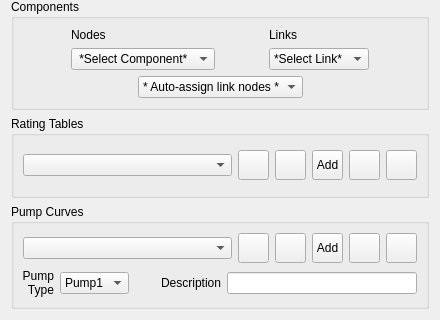
Above: flo2d/ui/storm_drain_editor.ui from FLO-2DSoftware/qgis-flo-2d-plugin before the change; both pictures show x 0 to 440 and y 165 to 485 of the 440 by 485 pixel window. Below: the same form after it.
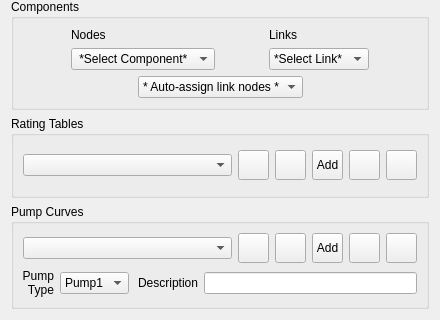
That is the form after the change. Icons and pictures are not drawn.

```diff
--- a/flo2d/ui/storm_drain_editor.ui
+++ b/flo2d/ui/storm_drain_editor.ui
@@ -21,6 +21,8 @@
   </property>
   <layout class="QGridLayout" name="gridLayout_5">
    <item row="0" column="0">
+    <layout class="QHBoxLayout" name="horizontalLayout_5">
+     <item>
     <widget class="QToolButton" name="create_point_btn">
      <property name="enabled">
       <bool>false</bool>
@@ -55,7 +57,7 @@
      </property>
     </widget>
    </item>
-   <item row="0" column="1">
+     <item>
     <widget class="QToolButton" name="save_changes_btn">
      <property name="enabled">
       <bool>false</bool>
@@ -90,7 +92,7 @@
      </property>
     </widget>
    </item>
-   <item row="0" column="2">
+     <item>
     <widget class="QToolButton" name="revert_changes_btn">
      <property name="enabled">
       <bool>false</bool>
@@ -125,7 +127,7 @@
      </property>
     </widget>
    </item>
-   <item row="0" column="3">
+     <item>
     <widget class="QToolButton" name="sd_delete_btn">
      <property name="enabled">
       <bool>false</bool>
@@ -160,7 +162,7 @@
      </property>
     </widget>
    </item>
-   <item row="0" column="4">
+     <item>
     <widget class="QToolButton" name="schema_storm_drain_btn">
      <property name="enabled">
       <bool>true</bool>
@@ -195,7 +197,7 @@
      </property>
     </widget>
    </item>
-   <item row="0" column="5">
+     <item>
     <spacer name="horizontalSpacer_3">
      <property name="orientation">
       <enum>Qt::Horizontal</enum>
@@ -208,14 +210,16 @@
      </property>
     </spacer>
    </item>
-   <item row="0" column="6">
+     <item>
     <widget class="QCheckBox" name="simulate_stormdrain_chbox">
      <property name="text">
       <string>Simulate Storm Drain</string>
      </property>
     </widget>
    </item>
-   <item row="1" column="0" colspan="7">
+    </layout>
+   </item>
+   <item row="1" column="0">
     <layout class="QGridLayout" name="gridLayout">
      <item row="0" column="0">
       <spacer name="horizontalSpacer">
@@ -267,7 +271,7 @@
      </item>
     </layout>
    </item>
-   <item row="2" column="0" colspan="7">
+   <item row="2" column="0">
     <widget class="QGroupBox" name="box_Inp">
      <property name="title">
       <string>.INP File</string>
@@ -323,7 +327,7 @@
      </layout>
     </widget>
    </item>
-   <item row="3" column="0" colspan="7">
+   <item row="3" column="0">
     <widget class="QGroupBox" name="components_group">
      <property name="title">
       <string>Components</string>
@@ -525,7 +529,7 @@
      </layout>
     </widget>
    </item>
-   <item row="4" column="0" colspan="7">
+   <item row="4" column="0">
     <widget class="QGroupBox" name="rating_tables_group">
      <property name="sizePolicy">
       <sizepolicy hsizetype="Preferred" vsizetype="Preferred">
@@ -729,7 +733,7 @@
      </layout>
     </widget>
    </item>
-   <item row="5" column="0" colspan="7">
+   <item row="5" column="0">
     <widget class="QGroupBox" name="groupBox">
      <property name="title">
       <string>Pump Curves</string>
@@ -928,11 +932,17 @@
        </layout>
       </item>
       <item row="1" column="0">
-       <layout class="QHBoxLayout" name="horizontalLayout_9">
-        <item>
          <layout class="QHBoxLayout" name="horizontalLayout_8">
           <item>
+         <layout class="QHBoxLayout" name="horizontalLayout_7">
+          <item>
            <widget class="QLabel" name="label_3">
+            <property name="sizePolicy">
+             <sizepolicy hsizetype="Fixed" vsizetype="Preferred">
+              <horstretch>0</horstretch>
+              <verstretch>0</verstretch>
+             </sizepolicy>
+            </property>
             <property name="maximumSize">
              <size>
               <width>31</width>
@@ -1004,9 +1014,27 @@
          </layout>
         </item>
         <item>
-         <layout class="QHBoxLayout" name="horizontalLayout_7">
+         <layout class="QHBoxLayout" name="horizontalLayout_6">
           <item>
            <widget class="QLabel" name="label_6">
+            <property name="sizePolicy">
+             <sizepolicy hsizetype="Fixed" vsizetype="Preferred">
+              <horstretch>0</horstretch>
+              <verstretch>0</verstretch>
+             </sizepolicy>
+            </property>
+            <property name="minimumSize">
+             <size>
+              <width>63</width>
+              <height>0</height>
+             </size>
+            </property>
+            <property name="maximumSize">
+             <size>
+              <width>63</width>
+              <height>16777215</height>
+             </size>
+            </property>
             <property name="text">
              <string>Description</string>
             </property>
@@ -1018,20 +1046,20 @@
           <item>
            <widget class="QLineEdit" name="pump_curve_description_le">
             <property name="sizePolicy">
-             <sizepolicy hsizetype="Fixed" vsizetype="Fixed">
+             <sizepolicy hsizetype="MinimumExpanding" vsizetype="Fixed">
               <horstretch>0</horstretch>
               <verstretch>0</verstretch>
              </sizepolicy>
             </property>
             <property name="minimumSize">
              <size>
-              <width>190</width>
+              <width>0</width>
               <height>22</height>
              </size>
             </property>
             <property name="maximumSize">
              <size>
-              <width>190</width>
+              <width>16777215</width>
               <height>22</height>
              </size>
             </property>
```
Lines whose indentation alone changed are shown as unchanged.
